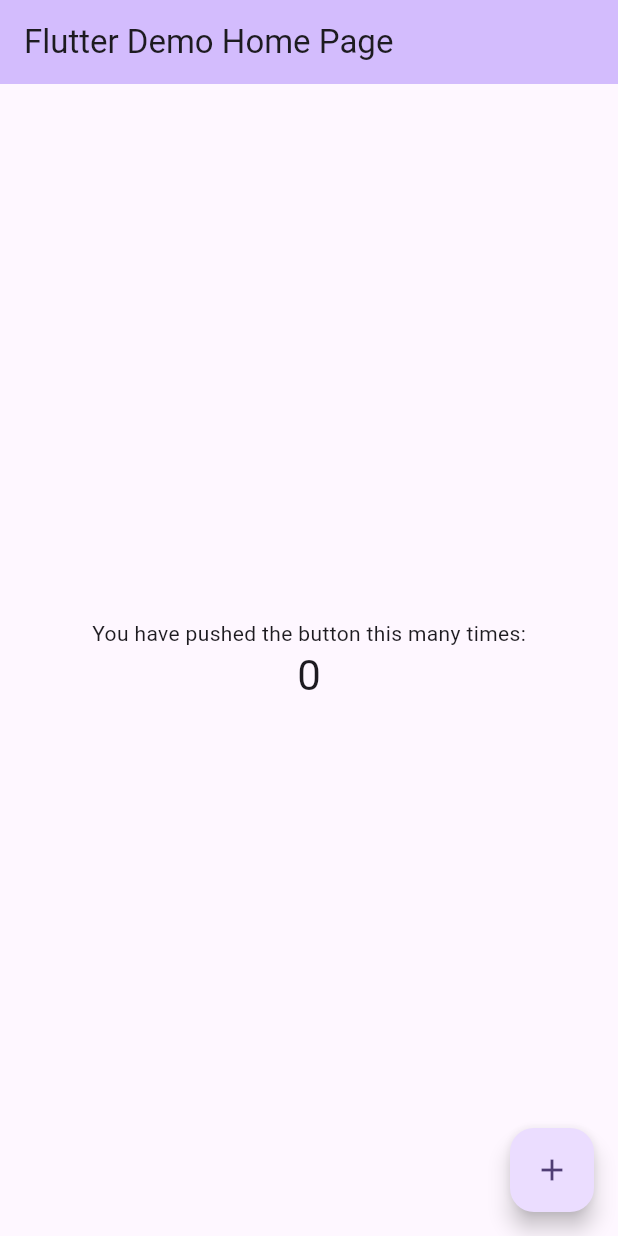
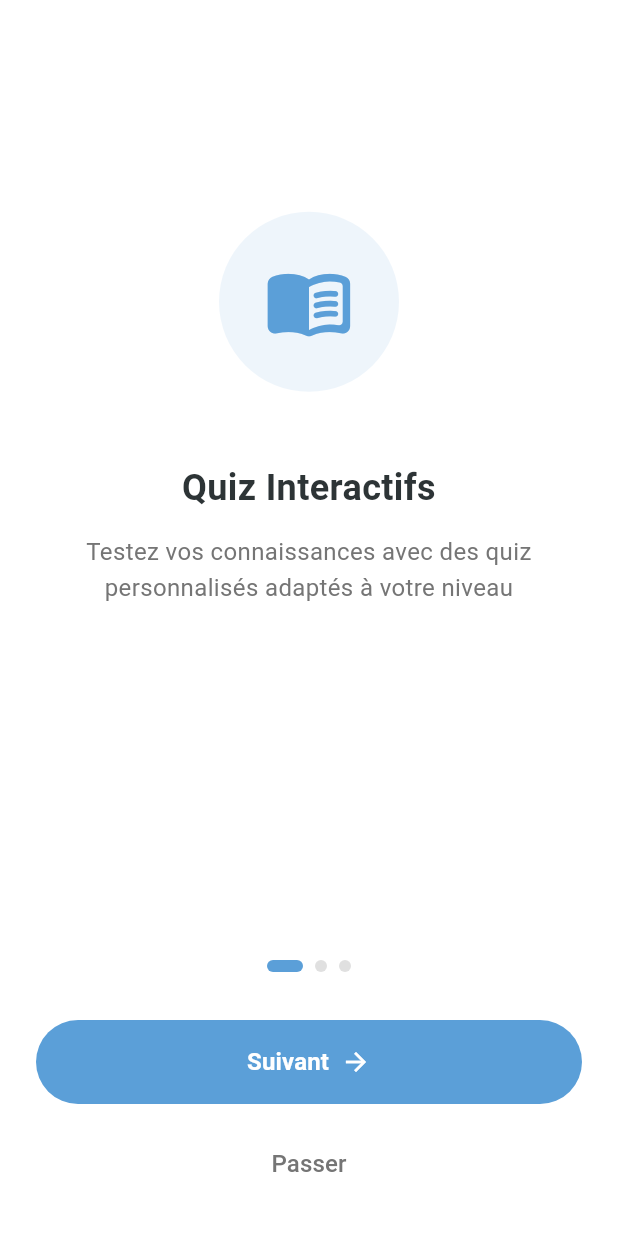
Before and after one commit to rayenbenzid1/Smart-Learn, a Flutter app: the screen it shows after launch, on a phone screen of 412 x 824 dp. Run offline on Flutter 3.47's test engine with Material 3 defaults, Android fonts, the phone set to English and light mode, and no system bars.

Commit message:
loading_page & onboarding_page

```diff
--- /dev/null
+++ b/lib/onboarding_page.dart
@@ -0,0 +1,268 @@
+import 'package:flutter/material.dart';
+
+class OnboardingPage extends StatefulWidget {
+  const OnboardingPage({Key? key}) : super(key: key);
+
+  @override
+  State<OnboardingPage> createState() => _OnboardingPageState();
+}
+
+class _OnboardingPageState extends State<OnboardingPage> {
+  final PageController _pageController = PageController();
+  int _currentPage = 0;
+
+  final List<OnboardingItem> _onboardingItems = [
+    OnboardingItem(
+      icon: Icons.menu_book_rounded,
+      title: 'Quiz Interactifs',
+      description:
+      'Testez vos connaissances avec des quiz personnalisés adaptés à votre niveau',
+    ),
+    OnboardingItem(
+      icon: Icons.psychology_rounded,
+      title: 'IA Personnalisée',
+      description:
+      'Une intelligence artificielle qui s\'adapte à votre rythme d\'apprentissage',
+    ),
+    OnboardingItem(
+      icon: Icons.trending_up_rounded,
+      title: 'Suivi de Progression',
+      description:
+      'Suivez vos progrès et atteignez vos objectifs d\'apprentissage',
+    ),
+  ];
+
+  @override
+  void dispose() {
+    _pageController.dispose();
+    super.dispose();
+  }
+
+  void _onPageChanged(int page) {
+    setState(() {
+      _currentPage = page;
+    });
+  }
+
+  void _nextPage() {
+    if (_currentPage < _onboardingItems.length - 1) {
+      _pageController.nextPage(
+        duration: const Duration(milliseconds: 300),
+        curve: Curves.easeInOut,
+      );
+    } else {
+      _finishOnboarding();
+    }
+  }
+
+  void _skipOnboarding() {
+    _finishOnboarding();
+  }
+
+  void _finishOnboarding() {
+    // Naviguer vers l'écran de chargement ou la page d'accueil
+    Navigator.pushReplacement(
+      context,
+      MaterialPageRoute(
+        builder: (context) => const Placeholder(), // Remplacer par SmartLearnSplashScreen()
+      ),
+    );
+  }
+
+  @override
+  Widget build(BuildContext context) {
+    return Scaffold(
+      backgroundColor: Colors.white,
+      body: SafeArea(
+        child: Column(
+          children: [
+            Expanded(
+              child: PageView.builder(
+                controller: _pageController,
+                onPageChanged: _onPageChanged,
+                itemCount: _onboardingItems.length,
+                itemBuilder: (context, index) {
+                  return _buildOnboardingPage(_onboardingItems[index]);
+                },
+              ),
+            ),
+            _buildBottomSection(),
+          ],
+        ),
+      ),
+    );
+  }
+
+  Widget _buildOnboardingPage(OnboardingItem item) {
+    return Padding(
+      padding: const EdgeInsets.symmetric(horizontal: 40.0),
+      child: Column(
+        mainAxisAlignment: MainAxisAlignment.center,
+        children: [
+          const Spacer(flex: 2),
+
+          // Icône avec cercle de fond
+          Container(
+            width: 120,
+            height: 120,
+            decoration: BoxDecoration(
+              color: const Color(0xFF5B9FD8).withOpacity(0.1),
+              shape: BoxShape.circle,
+            ),
+            child: Icon(
+              item.icon,
+              size: 60,
+              color: const Color(0xFF5B9FD8),
+            ),
+          ),
+
+          const SizedBox(height: 48),
+
+          // Titre
+          Text(
+            item.title,
+            textAlign: TextAlign.center,
+            style: const TextStyle(
+              fontSize: 24,
+              fontWeight: FontWeight.w600,
+              color: Color(0xFF2D3436),
+              height: 1.3,
+            ),
+          ),
+
+          const SizedBox(height: 16),
+
+          // Description
+          Text(
+            item.description,
+            textAlign: TextAlign.center,
+            style: TextStyle(
+              fontSize: 16,
+              fontWeight: FontWeight.w400,
+              color: Colors.grey[600],
+              height: 1.5,
+            ),
+          ),
+
+          const Spacer(flex: 3),
+        ],
+      ),
+    );
+  }
+
+  Widget _buildBottomSection() {
+    return Padding(
+      padding: const EdgeInsets.all(24.0),
+      child: Column(
+        children: [
+          // Indicateur de pages
+          Row(
+            mainAxisAlignment: MainAxisAlignment.center,
+            children: List.generate(
+              _onboardingItems.length,
+                  (index) => _buildPageIndicator(index),
+            ),
+          ),
+
+          const SizedBox(height: 32),
+
+          // Bouton Suivant
+          SizedBox(
+            width: double.infinity,
+            height: 56,
+            child: ElevatedButton(
+              onPressed: _nextPage,
+              style: ElevatedButton.styleFrom(
+                backgroundColor: const Color(0xFF5B9FD8),
+                foregroundColor: Colors.white,
+                elevation: 0,
+                shape: RoundedRectangleBorder(
+                  borderRadius: BorderRadius.circular(28),
+                ),
+              ),
+              child: Row(
+                mainAxisAlignment: MainAxisAlignment.center,
+                children: [
+                  Text(
+                    _currentPage == _onboardingItems.length - 1
+                        ? 'Commencer'
+                        : 'Suivant',
+                    style: const TextStyle(
+                      fontSize: 16,
+                      fontWeight: FontWeight.w600,
+                    ),
+                  ),
+                  const SizedBox(width: 8),
+                  const Icon(Icons.arrow_forward, size: 20),
+                ],
+              ),
+            ),
+          ),
+
+          const SizedBox(height: 16),
+
+          // Bouton Passer
+          TextButton(
+            onPressed: _skipOnboarding,
+            child: Text(
+              'Passer',
+              style: TextStyle(
+                fontSize: 16,
+                fontWeight: FontWeight.w500,
+                color: Colors.grey[600],
+              ),
+            ),
+          ),
+        ],
+      ),
+    );
+  }
+
+  Widget _buildPageIndicator(int index) {
+    bool isActive = index == _currentPage;
+    return AnimatedContainer(
+      duration: const Duration(milliseconds: 300),
+      margin: const EdgeInsets.symmetric(horizontal: 4),
+      width: isActive ? 24 : 8,
+      height: 8,
+      decoration: BoxDecoration(
+        color: isActive ? const Color(0xFF5B9FD8) : Colors.grey[300],
+        borderRadius: BorderRadius.circular(4),
+      ),
+    );
+  }
+}
+
+class OnboardingItem {
+  final IconData icon;
+  final String title;
+  final String description;
+
+  OnboardingItem({
+    required this.icon,
+    required this.title,
+    required this.description,
+  });
+}
+
+// Pour utiliser cette page:
+ void main() {
+   runApp(const MyApp());
+ }
+
+ class MyApp extends StatelessWidget {
+   const MyApp({Key? key}) : super(key: key);
+
+   @override
+   Widget build(BuildContext context) {
+     return MaterialApp(
+       debugShowCheckedModeBanner: false,
+       title: 'SmartLearn',
+       theme: ThemeData(
+         primarySwatch: Colors.blue,
+         fontFamily: 'Roboto',
+       ),
+       home: const OnboardingPage(),
+     );
+   }
+ }
```
Also changed, not shown: lib/main.dart (+236 -84 lines).
